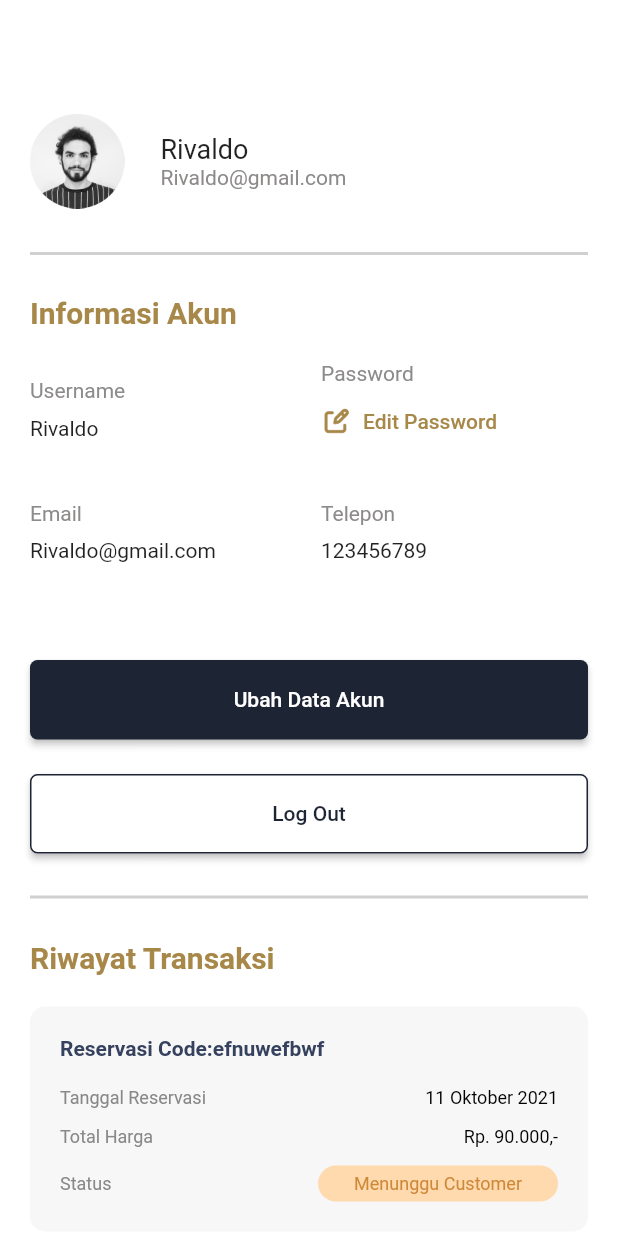
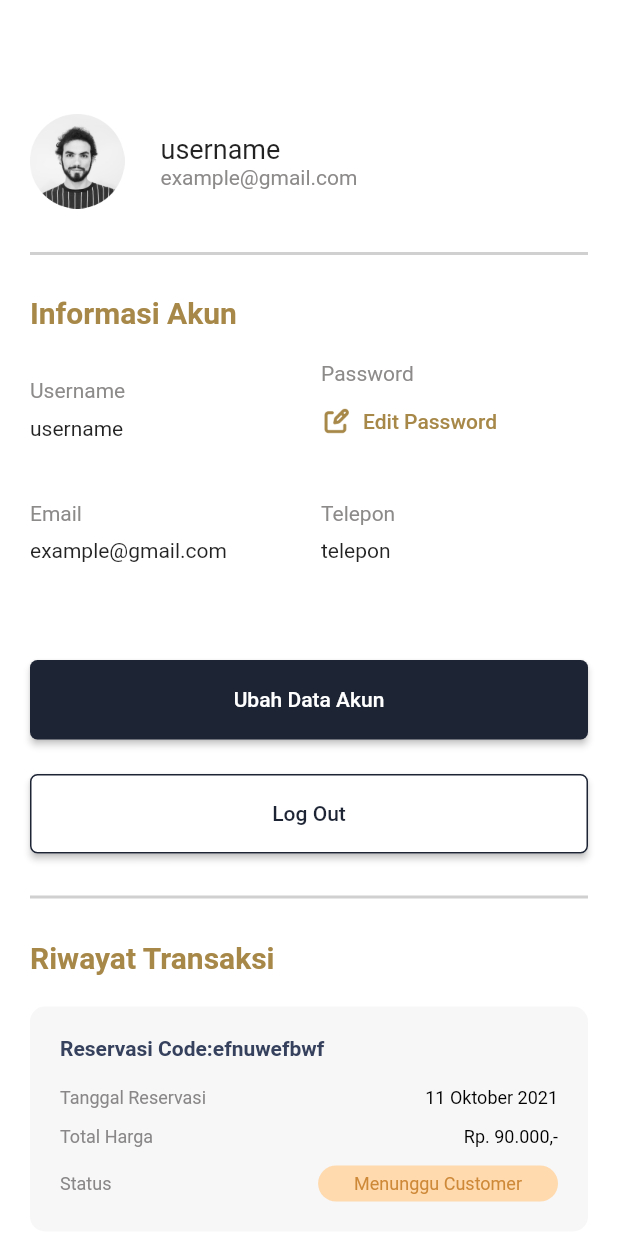
Before and after one commit to ybrefodlavir/BarberX, a Flutter app: the Akun screen opened by its route, on a phone screen of 412 x 824 dp. Run offline on Flutter 3.47's test engine with Material 2 defaults, Android fonts, the phone set to English and light mode, and no system bars; our stand-ins replace device_info, shared_preferences; accounts and stored records are empty.

Commit message:
read data akun in akun page

```diff
--- a/lib/main.dart
+++ b/lib/main.dart
@@ -11,7 +11,12 @@ import 'package:provider/provider.dart';
 
 void main() => runApp(MyApp());
 
-class MyApp extends StatelessWidget {
+class MyApp extends StatefulWidget {
+  @override
+  State<MyApp> createState() => _MyAppState();
+}
+
+class _MyAppState extends State<MyApp> {
   @override
   Widget build(BuildContext context) {
     return ChangeNotifierProvider(
--- a/lib/pages/akun_page.dart
+++ b/lib/pages/akun_page.dart
@@ -1,9 +1,33 @@
+import 'dart:convert';
 import 'dart:ui';
 import 'package:flutter/cupertino.dart';
 import 'package:flutter/material.dart';
+import 'package:shared_preferences/shared_preferences.dart';
 
-class Akun extends StatelessWidget {
+class Akun extends StatefulWidget {
   const Akun({Key? key}) : super(key: key);
+
+  @override
+  State<Akun> createState() => _AkunState();
+}
+
+class _AkunState extends State<Akun> {
+  var userData;
+
+  @override
+  void initState() {
+    _getUserInfo();
+    super.initState();
+  }
+
+  void _getUserInfo() async {
+    SharedPreferences localStorage = await SharedPreferences.getInstance();
+    var userJson = localStorage.getString('token');
+    var user = json.decode(userJson!);
+    setState(() {
+      userData = user;
+    });
+  }
 
   @override
   Widget build(BuildContext context) {
@@ -35,7 +59,9 @@ class Akun extends StatelessWidget {
                               left: 24,
                             ),
                             child: Text(
-                              "Rivaldo",
+                              userData != null
+                                  ? '${userData['username']}'
+                                  : 'username',
                               style: TextStyle(
                                 fontSize: 18,
                               ),
@@ -46,7 +72,9 @@ class Akun extends StatelessWidget {
                               left: 24,
                             ),
                             child: Text(
-                              "Rivaldo@gmail.com",
+                              userData != null
+                                  ? '${userData['email']}'
+                                  : 'example@gmail.com',
                               style: TextStyle(
                                 color: Color(0xff8D8A8A),
                               ),
@@ -93,7 +121,11 @@ class Akun extends StatelessWidget {
                           Container(
                             margin: EdgeInsets.only(top: 9),
                             width: 175,
-                            child: Text("Rivaldo"),
+                            child: Text(
+                              userData != null
+                                  ? '${userData['username']}'
+                                  : 'username',
+                            ),
                           ),
                         ],
                       ),
@@ -159,7 +191,11 @@ class Akun extends StatelessWidget {
                           Container(
                             margin: EdgeInsets.only(top: 9),
                             width: 175,
-                            child: Text("Rivaldo@gmail.com"),
+                            child: Text(
+                              userData != null
+                                  ? '${userData['email']}'
+                                  : 'example@gmail.com',
+                            ),
                           ),
                         ],
                       ),
@@ -180,8 +216,12 @@ class Akun extends StatelessWidget {
                           ),
                           Container(
                             margin: EdgeInsets.only(top: 9),
-                            width: 100,
-                            child: Text("123456789"),
+                            width: 150,
+                            child: Text(
+                              userData != null
+                                  ? '${userData['phone']}'
+                                  : 'telepon',
+                            ),
                           ),
                         ],
                       ),
--- a/lib/pages/home_page.dart
+++ b/lib/pages/home_page.dart
@@ -303,6 +303,23 @@ class _HomeState extends State<Home> {
                 ],
               ),
             ),
+            Container(
+              margin: EdgeInsets.only(
+                top: 10,
+              ),
+              child: TextButton(
+                onPressed: () {
+                  Navigator.pushNamed(context, '/akun');
+                },
+                child: Text(
+                  "Ke Akun",
+                  style: TextStyle(
+                    fontSize: 18,
+                    color: Colors.black,
+                  ),
+                ),
+              ),
+            ),
           ],
         ),
       ),
--- a/lib/pages/welcome_page.dart
+++ b/lib/pages/welcome_page.dart
@@ -108,23 +108,6 @@ class WelcomePage extends StatelessWidget {
                 ),
               ),
             ),
-            Container(
-              margin: EdgeInsets.only(
-                top: 10,
-              ),
-              child: TextButton(
-                onPressed: () {
-                  Navigator.pushNamed(context, '/akun');
-                },
-                child: Text(
-                  "Ke Akun",
-                  style: TextStyle(
-                    fontSize: 18,
-                    color: Colors.white,
-                  ),
-                ),
-              ),
-            ),
           ],
         ),
       ),
--- a/lib/services/api.dart
+++ b/lib/services/api.dart
@@ -9,7 +9,7 @@ class ApiService {
     this.token = token;
   }
 
-  final String baseUrl = 'http://172.31.144.1:8000/api/';
+  final String baseUrl = 'http://192.168.1.13:80/api/';
 
   Future<String> register(String name, String email, String phone,
       String password, String passwordConfirm) async {
```
